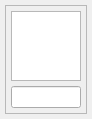
Qt form ui/widgets/chatviewwidget.ui (StarixWoS/ReMix) before a commit.
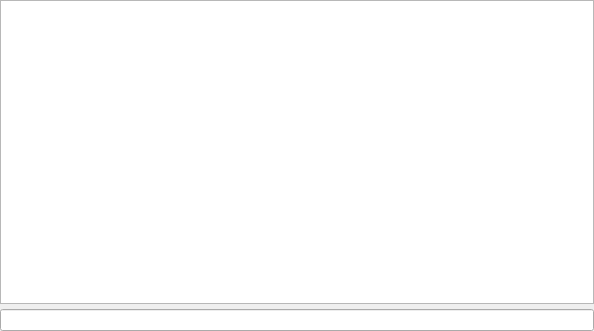
The same form after that commit.

What changed in the file:
```diff
--- a/ui/widgets/chatviewwidget.ui
+++ b/ui/widgets/chatviewwidget.ui
@@ -6,8 +6,8 @@
    <rect>
     <x>0</x>
     <y>0</y>
-    <width>92</width>
-    <height>119</height>
+    <width>594</width>
+    <height>331</height>
    </rect>
   </property>
   <property name="windowTitle">
@@ -15,55 +15,31 @@
   </property>
   <layout class="QGridLayout" name="gridLayout">
    <property name="leftMargin">
-    <number>5</number>
+    <number>0</number>
    </property>
    <property name="topMargin">
-    <number>5</number>
+    <number>0</number>
    </property>
    <property name="rightMargin">
-    <number>5</number>
+    <number>0</number>
    </property>
    <property name="bottomMargin">
-    <number>5</number>
+    <number>0</number>
    </property>
-   <property name="spacing">
+   <property name="horizontalSpacing">
+    <number>0</number>
+   </property>
+   <property name="verticalSpacing">
     <number>5</number>
    </property>
+   <item row="1" column="0">
+    <widget class="QLineEdit" name="chatInput"/>
+   </item>
    <item row="0" column="0">
-    <widget class="QFrame" name="frame">
-     <property name="frameShape">
-      <enum>QFrame::StyledPanel</enum>
+    <widget class="QTextEdit" name="chatView">
+     <property name="readOnly">
+      <bool>true</bool>
      </property>
-     <property name="frameShadow">
-      <enum>QFrame::Raised</enum>
-     </property>
-     <layout class="QGridLayout" name="gridLayout_2">
-      <property name="leftMargin">
-       <number>5</number>
-      </property>
-      <property name="topMargin">
-       <number>5</number>
-      </property>
-      <property name="rightMargin">
-       <number>5</number>
-      </property>
-      <property name="bottomMargin">
-       <number>5</number>
-      </property>
-      <property name="spacing">
-       <number>5</number>
-      </property>
-      <item row="2" column="0">
-       <widget class="QLineEdit" name="chatInput"/>
-      </item>
-      <item row="0" column="0" rowspan="2">
-       <widget class="QTextEdit" name="chatView">
-        <property name="readOnly">
-         <bool>true</bool>
-        </property>
-       </widget>
-      </item>
-     </layout>
     </widget>
    </item>
   </layout>
```
Left out of the diff: 4 changed lines with no effect on the pictures.
